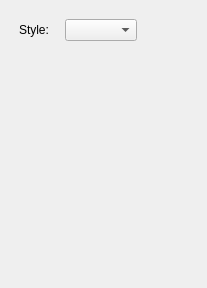
Old version of the form src/settingswindow/settingswindow.ui in the repository savannstm/revolutionary-audio-player.
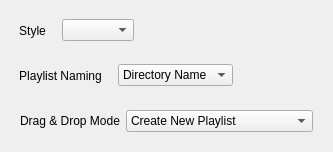
New version of the form.

```diff
--- a/src/settingswindow/settingswindow.ui
+++ b/src/settingswindow/settingswindow.ui
@@ -6,16 +6,16 @@
    <rect>
     <x>0</x>
     <y>0</y>
-    <width>207</width>
-    <height>288</height>
+    <width>331</width>
+    <height>152</height>
    </rect>
   </property>
   <property name="windowTitle">
    <string>RAP Settings</string>
   </property>
   <layout class="QVBoxLayout" name="verticalLayout">
-   <item alignment="Qt::AlignmentFlag::AlignLeft|Qt::AlignmentFlag::AlignTop">
-    <widget class="QWidget" name="widget" native="true">
+   <item alignment="Qt::AlignmentFlag::AlignLeft">
+    <widget class="QWidget" name="styleSelectContainer" native="true">
      <layout class="QHBoxLayout" name="horizontalLayout">
       <property name="spacing">
        <number>16</number>
@@ -41,7 +41,7 @@
          </sizepolicy>
         </property>
         <property name="text">
-         <string>Style:</string>
+         <string>Style</string>
         </property>
         <property name="alignment">
          <set>Qt::AlignmentFlag::AlignCenter</set>
@@ -54,6 +54,89 @@
      </layout>
     </widget>
    </item>
+   <item alignment="Qt::AlignmentFlag::AlignLeft">
+    <widget class="QWidget" name="playlistNamingSelectContainer" native="true">
+     <layout class="QHBoxLayout" name="horizontalLayout_5">
+      <property name="spacing">
+       <number>16</number>
+      </property>
+      <property name="leftMargin">
+       <number>8</number>
+      </property>
+      <property name="topMargin">
+       <number>8</number>
+      </property>
+      <property name="rightMargin">
+       <number>8</number>
+      </property>
+      <property name="bottomMargin">
+       <number>8</number>
+      </property>
+      <item>
+       <widget class="QLabel" name="playlistNamingLabel">
+        <property name="sizePolicy">
+         <sizepolicy hsizetype="Minimum" vsizetype="Minimum">
+          <horstretch>0</horstretch>
+          <verstretch>0</verstretch>
+         </sizepolicy>
+        </property>
+        <property name="text">
+         <string>Playlist Naming</string>
+        </property>
+        <property name="alignment">
+         <set>Qt::AlignmentFlag::AlignCenter</set>
+        </property>
+       </widget>
+      </item>
+      <item>
+       <widget class="QComboBox" name="playlistNamingSelect">
+        <item>
+         <property name="text">
+          <string>Directory Name</string>
+         </property>
+        </item>
+        <item>
+         <property name="text">
+          <string>Track Metadata</string>
+         </property>
+        </item>
+        <item>
+         <property name="text">
+          <string>Numbered</string>
+         </property>
+        </item>
+       </widget>
+      </item>
+     </layout>
+    </widget>
+   </item>
+   <item alignment="Qt::AlignmentFlag::AlignLeft">
+    <widget class="QWidget" name="dragDropSelectContainer" native="true">
+     <layout class="QHBoxLayout" name="horizontalLayout_4">
+      <item>
+       <widget class="QLabel" name="dragdropSelectLabel">
+        <property name="text">
+         <string>Drag &amp; Drop Mode</string>
+        </property>
+       </widget>
+      </item>
+      <item>
+       <widget class="QComboBox" name="dragdropSelect">
+        <item>
+         <property name="text">
+          <string>Create New Playlist</string>
+         </property>
+        </item>
+        <item>
+         <property name="text">
+          <string>Insert To The Current Playlist</string>
+         </property>
+        </item>
+       </widget>
+      </item>
+     </layout>
+    </widget>
+   </item>
   </layout>
  </widget>
  <resources/>
```
